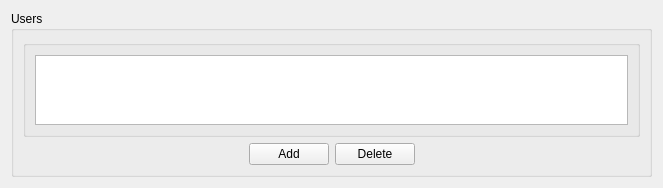
This is gui/Pages/UsersControl.ui in code-saturne/code_saturne as Qt 5 draws it before an edit. The edited form follows.
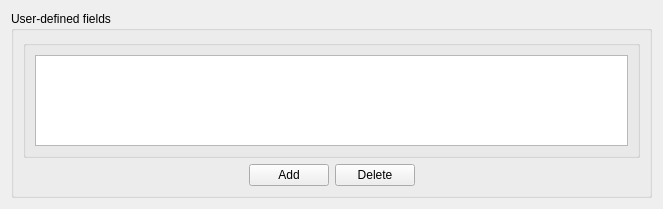
This is the edited form.

```diff
--- a/gui/Pages/UsersControl.ui
+++ b/gui/Pages/UsersControl.ui
@@ -6,8 +6,8 @@
    <rect>
     <x>0</x>
     <y>0</y>
-    <width>649</width>
-    <height>178</height>
+    <width>659</width>
+    <height>209</height>
    </rect>
   </property>
   <property name="windowTitle">
@@ -17,7 +17,7 @@
    <item row="0" column="0">
     <widget class="QGroupBox" name="groupBoxPassifScalar">
      <property name="title">
-      <string>Users</string>
+      <string>User-defined fields</string>
      </property>
      <layout class="QGridLayout" name="gridLayout_3">
       <item row="0" column="0">
```
